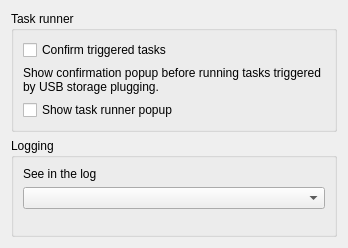
otsakir/lisa-backup, file App/dialogs/settingsdialog.ui: the form before one commit.
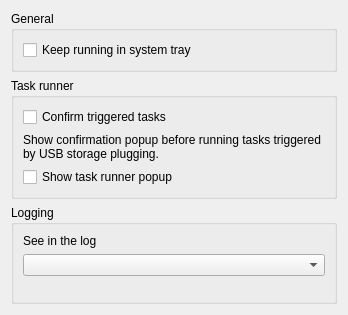
The form after the commit.

Commit message:
Minimize-to-tray feature. (#72)
* New functionality to add/remove tray icon.
* Modified on-close policy. In in-tray, application stays open
  until explicitly "Exit" from menu or from the "Quit" option in
  the tray
* New option to toggle tray icon from Settins dialog
* Settings dialog is created upfront instead of on-demand.

Patch:
```diff
--- a/App/dialogs/settingsdialog.ui
+++ b/App/dialogs/settingsdialog.ui
@@ -7,7 +7,7 @@
     <x>0</x>
     <y>0</y>
     <width>348</width>
-    <height>248</height>
+    <height>315</height>
    </rect>
   </property>
   <property name="sizePolicy">
@@ -26,6 +26,22 @@
    <string>Settings</string>
   </property>
   <layout class="QVBoxLayout" name="verticalLayout_2">
+   <item>
+    <widget class="QGroupBox" name="groupBoxGeneral">
+     <property name="title">
+      <string>General</string>
+     </property>
+     <layout class="QVBoxLayout" name="verticalLayout_4">
+      <item>
+       <widget class="QCheckBox" name="checkBoxKeepRunningInTray">
+        <property name="text">
+         <string>Keep running in system tray</string>
+        </property>
+       </widget>
+      </item>
+     </layout>
+    </widget>
+   </item>
    <item>
     <widget class="QGroupBox" name="groupBox">
      <property name="sizePolicy">
```
The commit also changes 6 other files.
